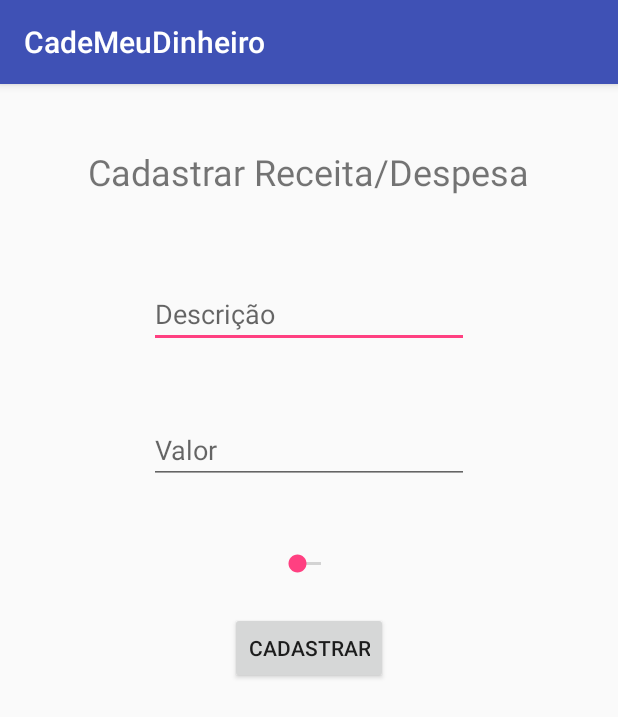
After one commit to FelipeJS/CadeMeuDinheiro, an Android app: the CadastroItemActivity screen opened directly, with no data from a screen before it, on a phone screen of 412 x 824 dp. The commit adds this screen. Shown: the top 717 px of the screen. Run offline under Robolectric (Android 15) with nearby library versions, the phone set to English and light mode, and no system bars.

Commit message:
Inicio de criação das telas da aplicação

```diff
--- /dev/null
+++ b/app/src/main/java/com/felipemarco/cademeudinheiro/Activity/CadastroItemActivity.java
@@ -0,0 +1,15 @@
+package com.felipemarco.cademeudinheiro.Activity;
+
+import android.support.v7.app.AppCompatActivity;
+import android.os.Bundle;
+
+import com.felipemarco.cademeudinheiro.R;
+
+public class CadastroItemActivity extends AppCompatActivity {
+
+    @Override
+    protected void onCreate(Bundle savedInstanceState) {
+        super.onCreate(savedInstanceState);
+        setContentView(R.layout.activity_cadastro_item);
+    }
+}
--- /dev/null
+++ b/app/src/main/res/layout/activity_cadastro_item.xml
@@ -0,0 +1,63 @@
+<?xml version="1.0" encoding="utf-8"?>
+<RelativeLayout xmlns:android="http://schemas.android.com/apk/res/android"
+    xmlns:tools="http://schemas.android.com/tools"
+    android:id="@+id/activity_cadastro_item"
+    android:layout_width="match_parent"
+    android:layout_height="match_parent"
+    android:paddingBottom="@dimen/activity_vertical_margin"
+    android:paddingLeft="@dimen/activity_horizontal_margin"
+    android:paddingRight="@dimen/activity_horizontal_margin"
+    android:paddingTop="@dimen/activity_vertical_margin"
+    tools:context="com.felipemarco.cademeudinheiro.Activity.CadastroItemActivity">
+
+    <TextView
+        android:text="Cadastrar Receita/Despesa"
+        android:layout_width="wrap_content"
+        android:layout_height="wrap_content"
+        android:layout_alignParentTop="true"
+        android:layout_centerHorizontal="true"
+        android:layout_marginTop="26dp"
+        android:id="@+id/textView"
+        android:textSize="24sp" />
+
+    <EditText
+        android:layout_width="wrap_content"
+        android:layout_height="wrap_content"
+        android:inputType="textPersonName"
+        android:ems="10"
+        android:layout_below="@+id/textView"
+        android:layout_centerHorizontal="true"
+        android:layout_marginTop="56dp"
+        android:id="@+id/editText3"
+        android:textSize="18sp"
+        android:hint="Descrição" />
+
+    <EditText
+        android:layout_width="wrap_content"
+        android:layout_height="wrap_content"
+        android:inputType="numberDecimal"
+        android:ems="10"
+        android:layout_below="@+id/editText3"
+        android:layout_alignEnd="@+id/editText3"
+        android:layout_marginTop="45dp"
+        android:id="@+id/editText4"
+        android:hint="Valor" />
+
+    <Button
+        android:text="Cadastrar"
+        android:layout_width="wrap_content"
+        android:layout_height="wrap_content"
+        android:layout_below="@+id/editText4"
+        android:layout_centerHorizontal="true"
+        android:layout_marginTop="85dp"
+        android:id="@+id/button" />
+
+    <SeekBar
+        android:layout_width="wrap_content"
+        android:layout_height="wrap_content"
+        android:layout_below="@+id/editText4"
+        android:layout_centerHorizontal="true"
+        android:layout_marginTop="44dp"
+        android:id="@+id/seekBar" />
+
+</RelativeLayout>
```
Also changed, not shown: app/src/main/AndroidManifest.xml (+6 -1 lines), app/src/main/java/com/felipemarco/cademeudinheiro/Activity/CadastroActivity.java (added, +15 -0 lines), app/src/main/java/com/felipemarco/cademeudinheiro/Activity/ListaItemActivity.java (added, +15 -0 lines), app/src/main/java/com/felipemarco/cademeudinheiro/Activity/LoginActivity.java (renamed from app/src/main/java/com/felipemarco/cademeudinheiro/MainActivity.java, +5 -3 lines), app/src/main/java/com/felipemarco/cademeudinheiro/Activity/MainActivity.java (added, +18 -0 lines), app/src/main/java/com/felipemarco/cademeudinheiro/Activity/VisualizarActivity.java (added, +15 -0 lines), app/src/main/java/com/felipemarco/cademeudinheiro/Domain/Item.java (added, +38 -0 lines), app/src/main/java/com/felipemarco/cademeudinheiro/Domain/Pessoa.java (added, +54 -0 lines), app/src/main/res/layout/activity_cadastro.xml (added, +64 -0 lines), app/src/main/res/layout/activity_lista_item.xml (added, +13 -0 lines), app/src/main/res/layout/activity_login.xml (added, +63 -0 lines), app/src/main/res/layout/activity_main.xml (+24 -2 lines), app/src/main/res/layout/activity_visualizar.xml (added, +13 -0 lines).
